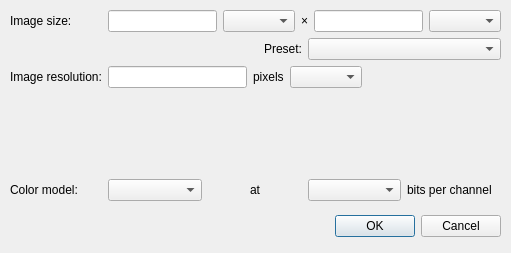
shimmyshai00/NeoIMP-1.0.0, file NeoIMP/SDF/UILayer/Qt/View/QtResources/NewDocumentDialog.ui: the form before one commit.
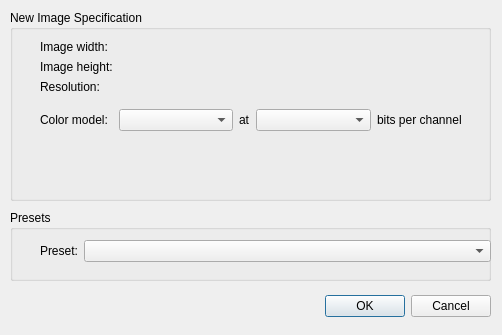
The form after the commit. Custom widgets are drawn as their Qt base class.

Commit message: add new-document dialog and custom unit widget

Diff of the .ui file:
```diff
--- a/NeoIMP/SDF/UILayer/Qt/View/QtResources/NewDocumentDialog.ui
+++ b/NeoIMP/SDF/UILayer/Qt/View/QtResources/NewDocumentDialog.ui
@@ -6,8 +6,8 @@
    <rect>
     <x>0</x>
     <y>0</y>
-    <width>511</width>
-    <height>253</height>
+    <width>502</width>
+    <height>335</height>
    </rect>
   </property>
   <property name="windowTitle">
@@ -16,8 +16,8 @@
   <widget class="QDialogButtonBox" name="buttonBox">
    <property name="geometry">
     <rect>
-     <x>160</x>
-     <y>210</y>
+     <x>150</x>
+     <y>290</y>
      <width>341</width>
      <height>32</height>
     </rect>
@@ -29,100 +29,49 @@
     <set>QDialogButtonBox::Cancel|QDialogButtonBox::Ok</set>
    </property>
   </widget>
-  <widget class="QWidget" name="formLayoutWidget">
+  <widget class="QGroupBox" name="groupBox">
    <property name="geometry">
     <rect>
      <x>10</x>
      <y>10</y>
-     <width>491</width>
+     <width>481</width>
      <height>191</height>
     </rect>
    </property>
+   <property name="title">
+    <string>New Image Specification</string>
+   </property>
+   <widget class="QWidget" name="formLayoutWidget">
+    <property name="geometry">
+     <rect>
+      <x>30</x>
+      <y>30</y>
+      <width>451</width>
+      <height>151</height>
+     </rect>
+    </property>
    <layout class="QFormLayout" name="formLayout">
     <item row="0" column="0">
      <widget class="QLabel" name="label">
       <property name="text">
-       <string>Image size:</string>
+        <string>Image width:</string>
       </property>
      </widget>
     </item>
-    <item row="0" column="1">
-     <layout class="QHBoxLayout" name="horizontalLayout">
-      <item>
-       <widget class="QLineEdit" name="imageWidthEdit"/>
-      </item>
-      <item>
-       <widget class="QComboBox" name="imageWidthUnitBox"/>
-      </item>
-      <item>
+     <item row="1" column="0">
        <widget class="QLabel" name="label_2">
         <property name="text">
-         <string>×</string>
-        </property>
-       </widget>
-      </item>
-      <item>
-       <widget class="QLineEdit" name="imageHeightEdit"/>
-      </item>
-      <item>
-       <widget class="QComboBox" name="imageHeightUnitBox"/>
-      </item>
-     </layout>
-    </item>
-    <item row="1" column="1">
-     <layout class="QHBoxLayout" name="horizontalLayout_3">
-      <item>
-       <widget class="QLabel" name="label_3">
-        <property name="text">
-         <string>Preset:</string>
-        </property>
-        <property name="alignment">
-         <set>Qt::AlignRight|Qt::AlignTrailing|Qt::AlignVCenter</set>
-        </property>
-       </widget>
-      </item>
-      <item>
-       <widget class="QComboBox" name="comboBox"/>
-      </item>
-     </layout>
+        <string>Image height:</string>
+       </property>
+      </widget>
     </item>
     <item row="2" column="0">
-     <widget class="QLabel" name="label_5">
+      <widget class="QLabel" name="label_3">
       <property name="text">
-       <string>Image resolution:</string>
+        <string>Resolution:</string>
       </property>
      </widget>
     </item>
-    <item row="2" column="1">
-     <layout class="QHBoxLayout" name="horizontalLayout_4">
-      <item>
-       <widget class="QLineEdit" name="imageResolutionEdit"/>
-      </item>
-      <item>
-       <widget class="QLabel" name="label_8">
-        <property name="text">
-         <string>pixels</string>
-        </property>
-       </widget>
-      </item>
-      <item>
-       <widget class="QComboBox" name="imageResolutionUnitBox"/>
-      </item>
-      <item>
-       <spacer name="horizontalSpacer">
-        <property name="orientation">
-         <enum>Qt::Horizontal</enum>
-        </property>
-        <property name="sizeHint" stdset="0">
-         <size>
-          <width>40</width>
-          <height>20</height>
-         </size>
-        </property>
-       </spacer>
-      </item>
-     </layout>
-    </item>
     <item row="4" column="0">
      <widget class="QLabel" name="label_4">
       <property name="text">
@@ -130,26 +79,45 @@
       </property>
      </widget>
     </item>
+     <item row="3" column="0">
+      <widget class="Line" name="line">
+       <property name="orientation">
+        <enum>Qt::Horizontal</enum>
+       </property>
+      </widget>
+     </item>
+     <item row="0" column="1">
+      <widget class="SDF::UILayer::Qt::View::CustomWidgets::UnitQuantityInput" name="unitQuantityInput"/>
+     </item>
+     <item row="1" column="1">
+      <widget class="SDF::UILayer::Qt::View::CustomWidgets::UnitQuantityInput" name="unitQuantityInput_2"/>
+     </item>
+     <item row="2" column="1">
+      <widget class="SDF::UILayer::Qt::View::CustomWidgets::UnitQuantityInput" name="unitQuantityInput_3"/>
+     </item>
     <item row="4" column="1">
-     <layout class="QHBoxLayout" name="horizontalLayout_5">
+      <layout class="QHBoxLayout" name="horizontalLayout">
       <item>
-       <widget class="QComboBox" name="colorModelBox"/>
+        <widget class="QComboBox" name="comboBox"/>
       </item>
       <item>
-       <widget class="QLabel" name="label_6">
+        <widget class="QLabel" name="label_5">
+         <property name="sizePolicy">
+          <sizepolicy hsizetype="Maximum" vsizetype="Preferred">
+           <horstretch>0</horstretch>
+           <verstretch>0</verstretch>
+          </sizepolicy>
+         </property>
         <property name="text">
          <string>at</string>
         </property>
-        <property name="alignment">
-         <set>Qt::AlignCenter</set>
-        </property>
        </widget>
       </item>
       <item>
-       <widget class="QComboBox" name="bitDepthBox"/>
+        <widget class="QComboBox" name="comboBox_2"/>
       </item>
       <item>
-       <widget class="QLabel" name="label_7">
+        <widget class="QLabel" name="label_6">
         <property name="text">
          <string>bits per channel</string>
         </property>
@@ -157,22 +125,52 @@
       </item>
      </layout>
     </item>
-    <item row="3" column="0">
-     <spacer name="verticalSpacer">
-      <property name="orientation">
-       <enum>Qt::Vertical</enum>
-      </property>
-      <property name="sizeHint" stdset="0">
-       <size>
-        <width>20</width>
-        <height>40</height>
-       </size>
-      </property>
-     </spacer>
-    </item>
+    </layout>
+   </widget>
+  </widget>
+  <widget class="QGroupBox" name="groupBox_2">
+   <property name="geometry">
+    <rect>
+     <x>10</x>
+     <y>210</y>
+     <width>481</width>
+     <height>71</height>
+    </rect>
+   </property>
+   <property name="title">
+    <string>Presets</string>
+   </property>
+   <widget class="QWidget" name="formLayoutWidget_2">
+    <property name="geometry">
+     <rect>
+      <x>30</x>
+      <y>30</y>
+      <width>451</width>
+      <height>26</height>
+     </rect>
+    </property>
+    <layout class="QFormLayout" name="formLayout_2">
+     <item row="0" column="0">
+      <widget class="QLabel" name="label_7">
+       <property name="text">
+        <string>Preset:</string>
+       </property>
+      </widget>
+     </item>
+     <item row="0" column="1">
+      <widget class="QComboBox" name="comboBox_3"/>
+     </item>
    </layout>
   </widget>
  </widget>
+ </widget>
+ <customwidgets>
+  <customwidget>
+   <class>SDF::UILayer::Qt::View::CustomWidgets::UnitQuantityInput</class>
+   <extends>QWidget</extends>
+   <header>SDF/UILayer/Qt/View/CustomWidgets/UnitQuantityInput.hpp</header>
+  </customwidget>
+ </customwidgets>
  <resources/>
  <connections>
   <connection>
```
Left out of the diff: 96 changed lines with no effect on the pictures. Lines whose indentation alone changed are shown as unchanged. The commit also changes 20 other files.
